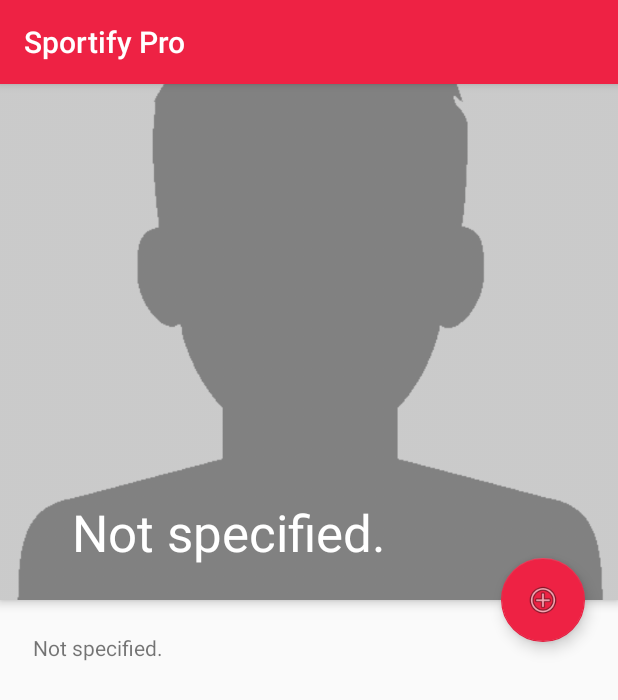
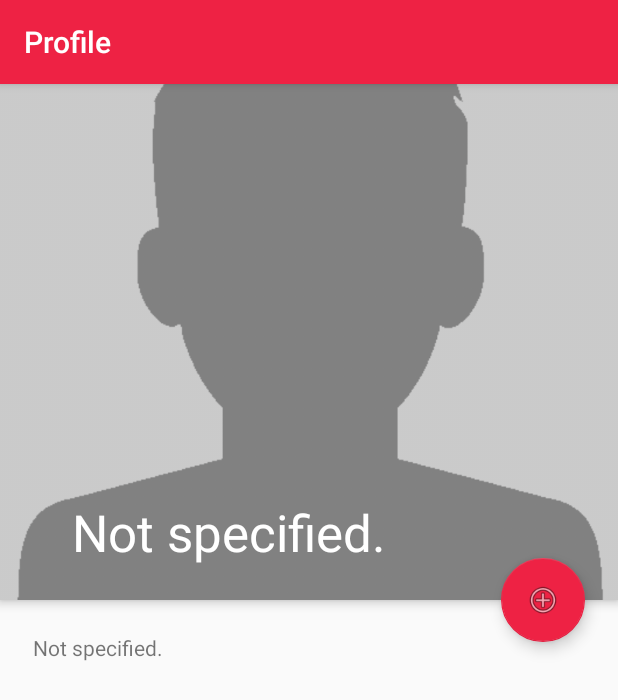
Before and after one commit to phaulson/sportify, an Android app: the ProfileActivity screen opened directly, with no data from a screen before it, on a phone screen of 412 x 824 dp. Shown: the top 700 px of the screen. Run offline under Robolectric (Android 15) with nearby library versions, the phone set to English and light mode, and no system bars; 5 statements that could not run were skipped.

Commit message:
Changes in ProfileActivity, LoginActivity and EditProfileActivitiy.

```diff
--- a/app/src/main/java/com/spogss/sportifypro/activity/LoginActivity.java
+++ b/app/src/main/java/com/spogss/sportifypro/activity/LoginActivity.java
@@ -72,6 +72,7 @@ public class LoginActivity extends AppCompatActivity implements OnClickListener{
         //new ConnectTask().execute();
 
         initialize();
+        getSupportActionBar().hide();
         new ConnectTask().execute();
     }
 
@@ -344,6 +345,7 @@ public class LoginActivity extends AppCompatActivity implements OnClickListener{
             authTask = null;
             showProgress(false);
             constraintLayout_initializeOverlay.setVisibility(View.GONE);
+            getSupportActionBar().show();
 
             if (loggedInUser >= 0) {
                 saveLoginCredentials(mEmail, mPassword);
--- a/app/src/main/java/com/spogss/sportifypro/activity/ProfileActivity.java
+++ b/app/src/main/java/com/spogss/sportifypro/activity/ProfileActivity.java
@@ -1,16 +1,24 @@
 package com.spogss.sportifypro.activity;
 
+import android.animation.Animator;
+import android.animation.AnimatorListenerAdapter;
+import android.annotation.TargetApi;
 import android.content.Intent;
 import android.os.AsyncTask;
+import android.os.Build;
+import android.support.design.widget.AppBarLayout;
 import android.support.design.widget.CollapsingToolbarLayout;
 import android.support.design.widget.FloatingActionButton;
+import android.support.v4.widget.NestedScrollView;
 import android.support.v7.app.AppCompatActivity;
 import android.os.Bundle;
 import android.util.Log;
 import android.view.View;
 import android.view.ViewGroup;
+import android.widget.LinearLayout;
 import android.widget.ListAdapter;
 import android.widget.ListView;
+import android.widget.ProgressBar;
 import android.widget.TextView;
 import android.widget.Toast;
 
@@ -39,6 +47,10 @@ public class ProfileActivity extends AppCompatActivity implements View.OnClickLi
     private SportifyClient client;
     private User displayedUser;
 
+    private AppBarLayout appBarLayout_profile;
+    private LinearLayout linearLayout_profileContent;
+    private ProgressBar progressBar_profile;
+
 
     private enum UserCorrelation {
         NOT_FOLLOWING,
@@ -52,6 +64,8 @@ public class ProfileActivity extends AppCompatActivity implements View.OnClickLi
     protected void onCreate(Bundle savedInstanceState) {
         super.onCreate(savedInstanceState);
         setContentView(R.layout.activity_profile);
+
+        setTitle("Profile");
 
         initialize();
 
@@ -68,10 +82,14 @@ public class ProfileActivity extends AppCompatActivity implements View.OnClickLi
         listView_menu = (ListView) findViewById(R.id.listView_profileMenu);
         fab_editOrFollow = (FloatingActionButton) findViewById(R.id.fab_editProfile);
         fab_editOrFollow.setOnClickListener(this);
+        appBarLayout_profile = (AppBarLayout) findViewById(R.id.appBar);
+        linearLayout_profileContent = (LinearLayout) findViewById(R.id.linearLayout_profileContent);
+        progressBar_profile = (ProgressBar) findViewById(R.id.progressBar_profile);
     }
 
     private void setUser(User u){
         displayedUser = u;
+        setTitle(u.getUsername());
         refreshProfile();
         refreshCorellationState();
         refresh_fab_editOrFollow();
@@ -226,11 +244,74 @@ public class ProfileActivity extends AppCompatActivity implements View.OnClickLi
     protected void onActivityResult(int requestCode, int resultCode, Intent data) {
         super.onActivityResult(requestCode, resultCode, data);
         if(requestCode == REQ_CODE_EDIT_PROFILE) {
-            refreshProfile();
+            new setUserTask().execute(displayedUser.getId());
+        }
+    }
+
+    /**
+     * Shows the progress UI and hides the login form.
+     */
+    @TargetApi(Build.VERSION_CODES.HONEYCOMB_MR2)
+    private void showProgress(final boolean show) {
+        // On Honeycomb MR2 we have the ViewPropertyAnimator APIs, which allow
+        // for very easy animations. If available, use these APIs to fade-in
+        // the progress spinner.
+        if (Build.VERSION.SDK_INT >= Build.VERSION_CODES.HONEYCOMB_MR2) {
+            int shortAnimTime = getResources().getInteger(android.R.integer.config_shortAnimTime);
+
+
+            linearLayout_profileContent.setVisibility(show ? View.GONE : View.VISIBLE);
+            linearLayout_profileContent.animate().setDuration(shortAnimTime).alpha(
+                    show ? 0 : 1).setListener(new AnimatorListenerAdapter() {
+                @Override
+                public void onAnimationEnd(Animator animation) {
+                    linearLayout_profileContent.setVisibility(show ? View.GONE : View.VISIBLE);
+                }
+            });
+
+            fab_editOrFollow.setVisibility(show ? View.GONE : View.VISIBLE);
+            fab_editOrFollow.animate().setDuration(shortAnimTime).alpha(
+                    show ? 0 : 1).setListener(new AnimatorListenerAdapter() {
+                @Override
+                public void onAnimationEnd(Animator animation) {
+                    fab_editOrFollow.setVisibility(show ? View.GONE : View.VISIBLE);
+                }
+            });
+
+            appBarLayout_profile.setVisibility(show ? View.GONE : View.VISIBLE);
+            appBarLayout_profile.animate().setDuration(shortAnimTime).alpha(
+                    show ? 0 : 1).setListener(new AnimatorListenerAdapter() {
+                @Override
+                public void onAnimationEnd(Animator animation) {
+                    appBarLayout_profile.setVisibility(show ? View.GONE : View.VISIBLE);
+                }
+            });
+
+
+            progressBar_profile.setVisibility(show ? View.VISIBLE : View.GONE);
+            progressBar_profile.animate().setDuration(shortAnimTime).alpha(
+                    show ? 1 : 0).setListener(new AnimatorListenerAdapter() {
+                @Override
+                public void onAnimationEnd(Animator animation) {
+                    progressBar_profile.setVisibility(show ? View.VISIBLE : View.GONE);
+                }
+            });
+        } else {
+            // The ViewPropertyAnimator APIs are not available, so simply show
+            // and hide the relevant UI components.
+            progressBar_profile.setVisibility(show ? View.VISIBLE : View.GONE);
+            appBarLayout_profile.setVisibility(show ? View.GONE : View.VISIBLE);
+            linearLayout_profileContent.setVisibility(show ? View.GONE : View.VISIBLE);
+            fab_editOrFollow.setVisibility(show ? View.GONE : View.VISIBLE);
         }
     }
 
     private class setUserTask extends AsyncTask<Integer, Void, User>{
+
+        @Override
+        protected void onPreExecute() {
+            showProgress(true);
+        }
 
         @Override
         protected User doInBackground(Integer... integers) {
@@ -241,6 +322,7 @@ public class ProfileActivity extends AppCompatActivity implements View.OnClickLi
         @Override
         protected void onPostExecute(User user) {
             setUser(user);
+            showProgress(false);
         }
     }
 }
--- a/app/src/main/res/layout/activity_profile.xml
+++ b/app/src/main/res/layout/activity_profile.xml
@@ -6,6 +6,15 @@
     android:layout_height="match_parent"
     android:fitsSystemWindows="true"
     tools:context="com.spogss.sportifypro.activity.ProfileActivity">
+
+    <ProgressBar
+        android:id="@+id/progressBar_profile"
+
+        android:layout_width="wrap_content"
+        android:layout_height="match_parent"
+        android:layout_gravity="center"
+        android:visibility="gone" />
+
 
     <android.support.design.widget.AppBarLayout
         android:id="@+id/appBar"
@@ -49,11 +58,12 @@
         app:layout_behavior="@string/appbar_scrolling_view_behavior">
 
 
-
         <LinearLayout
+            android:id="@+id/linearLayout_profileContent"
             android:layout_width="match_parent"
             android:layout_height="wrap_content"
             android:orientation="vertical">
+
             <TextView
                 android:id="@+id/textView_description"
                 android:layout_width="match_parent"
```
Also changed, not shown: app/src/main/java/com/spogss/sportifypro/activity/EditProfileActivity.java (+16 -0 lines), app/src/main/res/layout/activity_login.xml (+4 -4 lines).
